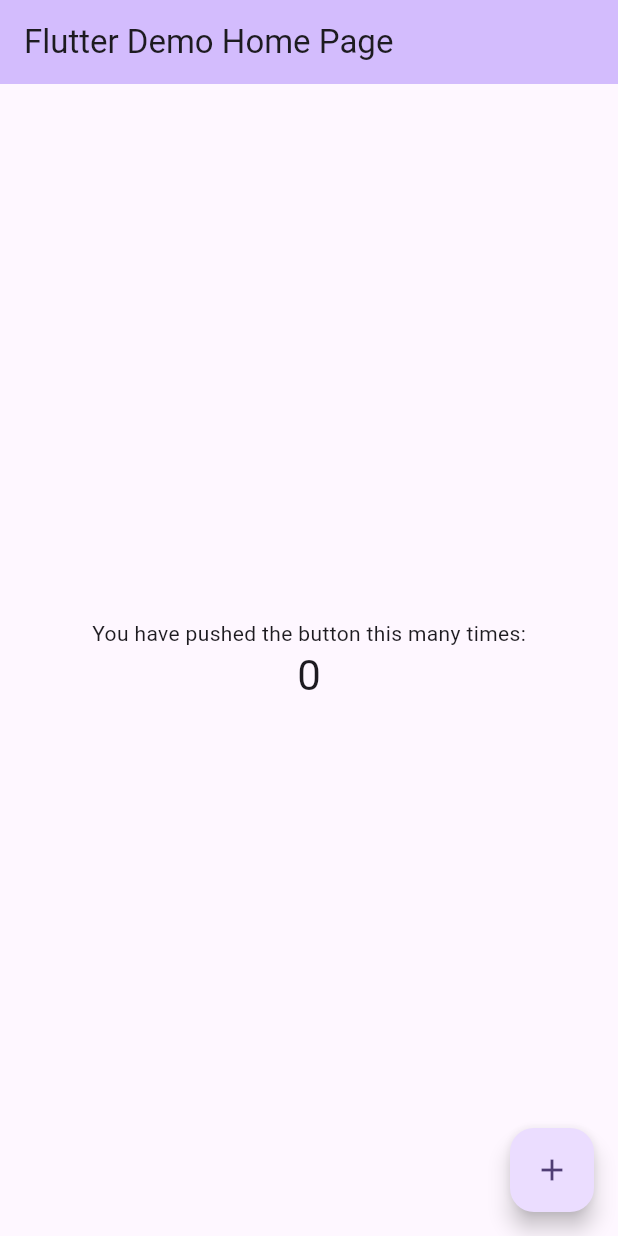
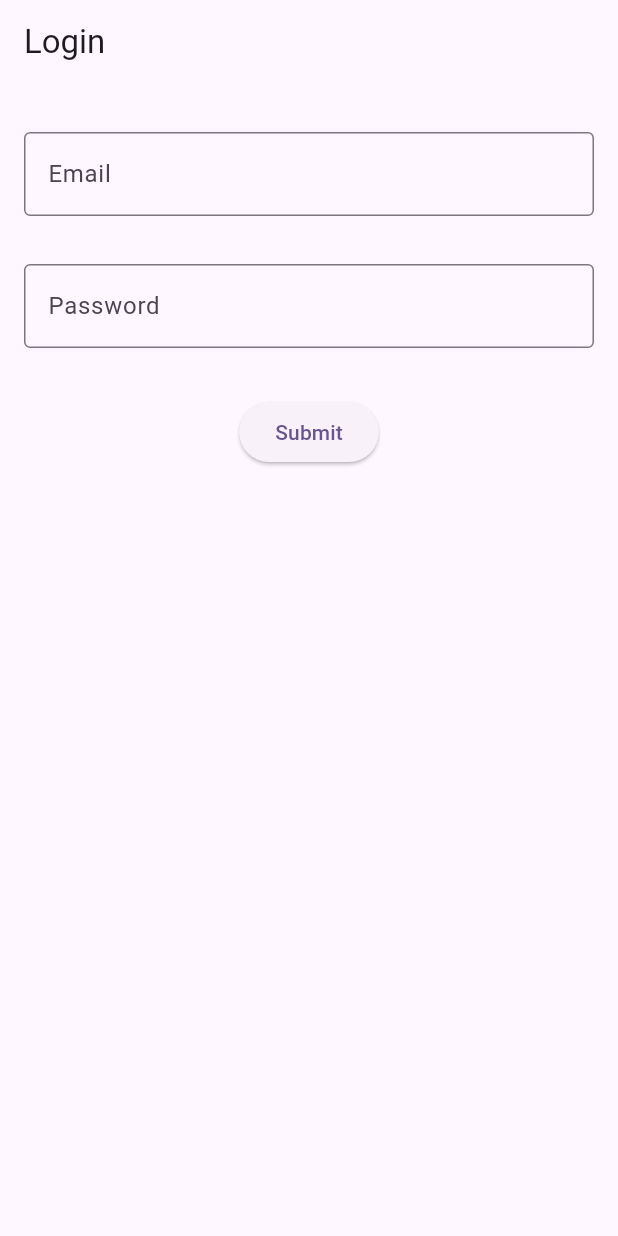
Before and after one commit to shukebeta/HappyNotes, a Flutter app: the screen it shows after launch, on a phone screen of 412 x 824 dp. Run offline on Flutter 3.47's test engine with Material 3 defaults, Android fonts, the phone set to English and light mode, and no system bars.

Commit message:
resolved #1 by separate functionality into different files

```diff
--- a/lib/main.dart
+++ b/lib/main.dart
@@ -1,125 +1,24 @@
 import 'package:flutter/material.dart';
 
+import 'screens/login.dart';
+
 void main() {
-  runApp(const MyApp());
+  runApp(const HappyNotesApp());
 }
 
-class MyApp extends StatelessWidget {
-  const MyApp({super.key});
+class HappyNotesApp extends StatelessWidget {
+  const HappyNotesApp({super.key});
 
-  // This widget is the root of your application.
   @override
   Widget build(BuildContext context) {
     return MaterialApp(
-      title: 'Flutter Demo',
+      title: 'Happy Notes',
       theme: ThemeData(
         // This is the theme of your application.
-        //
-        // TRY THIS: Try running your application with "flutter run". You'll see
-        // the application has a purple toolbar. Then, without quitting the app,
-        // try changing the seedColor in the colorScheme below to Colors.green
-        // and then invoke "hot reload" (save your changes or press the "hot
-        // reload" button in a Flutter-supported IDE, or press "r" if you used
-        // the command line to start the app).
-        //
-        // Notice that the counter didn't reset back to zero; the application
-        // state is not lost during the reload. To reset the state, use hot
-        // restart instead.
-        //
-        // This works for code too, not just values: Most code changes can be
-        // tested with just a hot reload.
         colorScheme: ColorScheme.fromSeed(seedColor: Colors.deepPurple),
         useMaterial3: true,
       ),
-      home: const MyHomePage(title: 'Flutter Demo Home Page'),
+      home: const Login(title: 'Login'),
     );
   }
 }
-
-class MyHomePage extends StatefulWidget {
-  const MyHomePage({super.key, required this.title});
-
-  // This widget is the home page of your application. It is stateful, meaning
-  // that it has a State object (defined below) that contains fields that affect
-  // how it looks.
-
-  // This class is the configuration for the state. It holds the values (in this
-  // case the title) provided by the parent (in this case the App widget) and
-  // used by the build method of the State. Fields in a Widget subclass are
-  // always marked "final".
-
-  final String title;
-
-  @override
-  State<MyHomePage> createState() => _MyHomePageState();
-}
-
-class _MyHomePageState extends State<MyHomePage> {
-  int _counter = 0;
-
-  void _incrementCounter() {
-    setState(() {
-      // This call to setState tells the Flutter framework that something has
-      // changed in this State, which causes it to rerun the build method below
-      // so that the display can reflect the updated values. If we changed
-      // _counter without calling setState(), then the build method would not be
-      // called again, and so nothing would appear to happen.
-      _counter++;
-    });
-  }
-
-  @override
-  Widget build(BuildContext context) {
-    // This method is rerun every time setState is called, for instance as done
-    // by the _incrementCounter method above.
-    //
-    // The Flutter framework has been optimized to make rerunning build methods
-    // fast, so that you can just rebuild anything that needs updating rather
-    // than having to individually change instances of widgets.
-    return Scaffold(
-      appBar: AppBar(
-        // TRY THIS: Try changing the color here to a specific color (to
-        // Colors.amber, perhaps?) and trigger a hot reload to see the AppBar
-        // change color while the other colors stay the same.
-        backgroundColor: Theme.of(context).colorScheme.inversePrimary,
-        // Here we take the value from the MyHomePage object that was created by
-        // the App.build method, and use it to set our appbar title.
-        title: Text(widget.title),
-      ),
-      body: Center(
-        // Center is a layout widget. It takes a single child and positions it
-        // in the middle of the parent.
-        child: Column(
-          // Column is also a layout widget. It takes a list of children and
-          // arranges them vertically. By default, it sizes itself to fit its
-          // children horizontally, and tries to be as tall as its parent.
-          //
-          // Column has various properties to control how it sizes itself and
-          // how it positions its children. Here we use mainAxisAlignment to
-          // center the children vertically; the main axis here is the vertical
-          // axis because Columns are vertical (the cross axis would be
-          // horizontal).
-          //
-          // TRY THIS: Invoke "debug painting" (choose the "Toggle Debug Paint"
-          // action in the IDE, or press "p" in the console), to see the
-          // wireframe for each widget.
-          mainAxisAlignment: MainAxisAlignment.center,
-          children: <Widget>[
-            const Text(
-              'You have pushed the button this many times:',
-            ),
-            Text(
-              '$_counter',
-              style: Theme.of(context).textTheme.headlineMedium,
-            ),
-          ],
-        ),
-      ),
-      floatingActionButton: FloatingActionButton(
-        onPressed: _incrementCounter,
-        tooltip: 'Increment',
-        child: const Icon(Icons.add),
-      ), // This trailing comma makes auto-formatting nicer for build methods.
-    );
-  }
-}
--- /dev/null
+++ b/lib/models/login_form_model.dart
@@ -0,0 +1,39 @@
+
+import 'package:flutter/material.dart';
+
+class LoginFormModel {
+  final TextEditingController emailController = TextEditingController();
+  final TextEditingController passwordController = TextEditingController();
+  final GlobalKey<FormState> formKey = GlobalKey<FormState>();
+
+  String? validateEmail(String? value) {
+    if (value == null || value.isEmpty) {
+      return 'Please enter your email';
+    }
+    return null;
+  }
+
+  String? validatePassword(String? value) {
+    if (value == null || value.isEmpty) {
+      return 'Please enter your password';
+    }
+    return null;
+  }
+
+  bool submitForm(BuildContext context) {
+    if (formKey.currentState!.validate()) {
+      // Perform form submission logic
+      return true; // Form is valid
+    } else {
+      ScaffoldMessenger.of(context).showSnackBar(
+        const SnackBar(content: Text('Please fill input')),
+      );
+      return false; // Form is invalid
+    }
+  }
+
+  void dispose() {
+    emailController.dispose();
+    passwordController.dispose();
+  }
+}
--- /dev/null
+++ b/lib/screens/login.dart
@@ -0,0 +1,75 @@
+import 'package:flutter/material.dart';
+import '../models/login_form_model.dart';
+
+class Login extends StatefulWidget {
+  const Login({Key? key, required this.title}) : super(key: key);
+
+  final String title;
+
+  @override
+  State<Login> createState() => _LoginState();
+}
+
+class _LoginState extends State<Login> {
+  final _formModel = LoginFormModel();
+
+  @override
+  void dispose() {
+    _formModel.dispose();
+    super.dispose();
+  }
+
+  @override
+  Widget build(BuildContext context) {
+    return Scaffold(
+      appBar: AppBar(
+        title: Text(widget.title),
+      ),
+      body: Form(
+        key: _formModel.formKey,
+        child: Padding(
+          padding: const EdgeInsets.symmetric(horizontal: 8, vertical: 16),
+          child: Column(
+            crossAxisAlignment: CrossAxisAlignment.center,
+            children: [
+              Padding(
+                padding: const EdgeInsets.symmetric(horizontal: 8, vertical: 16),
+                child: TextFormField(
+                  controller: _formModel.emailController,
+                  decoration: const InputDecoration(
+                    border: OutlineInputBorder(),
+                    labelText: "Email",
+                  ),
+                  validator: _formModel.validateEmail,
+                ),
+              ),
+              Padding(
+                padding: const EdgeInsets.symmetric(horizontal: 8, vertical: 16),
+                child: TextFormField(
+                  controller: _formModel.passwordController,
+                  obscureText: true,
+                  decoration: const InputDecoration(
+                    border: OutlineInputBorder(),
+                    labelText: "Password",
+                  ),
+                  validator: _formModel.validatePassword,
+                ),
+              ),
+              Padding(
+                padding: const EdgeInsets.symmetric(horizontal: 8, vertical: 16.0),
+                child: Center(
+                  child: ElevatedButton(
+                    onPressed: () {
+                      _formModel.submitForm(context);
+                    },
+                    child: const Text('Submit'),
+                  ),
+                ),
+              ),
+            ],
+          ),
+        ),
+      ),
+    );
+  }
+}
--- a/pubspec.yaml
+++ b/pubspec.yaml
@@ -1,4 +1,4 @@
-name: loginapp
+name: HappyNotes
 description: "A new Flutter project."
 # The following line prevents the package from being accidentally published to
 # pub.dev using `flutter pub publish`. This is preferred for private packages.
```
Also changed, not shown: 17 other files.
